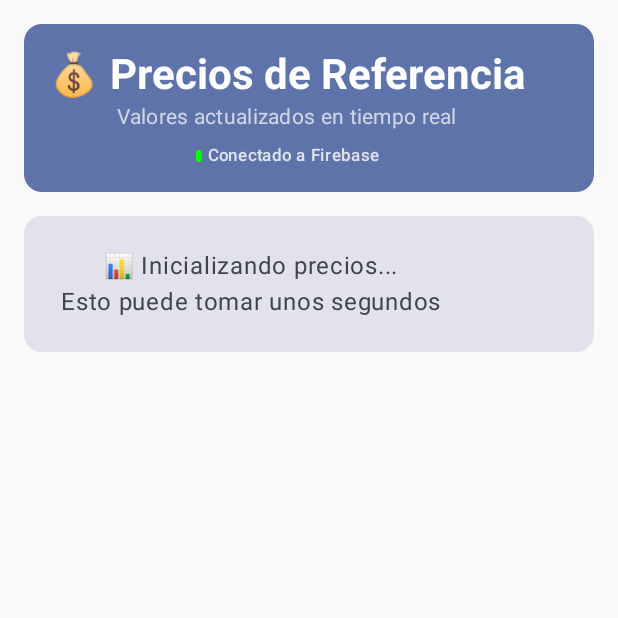
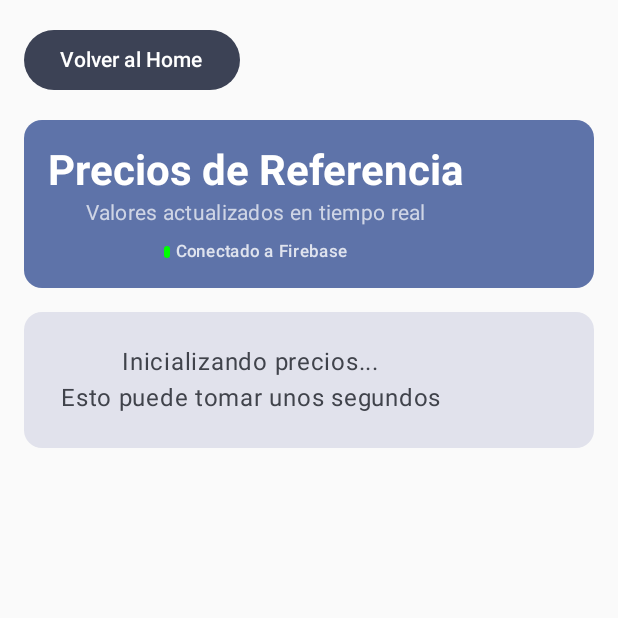
Before and after one commit to FranciscoDadone/LOAM_TP1, an Android app built with Jetpack Compose: the screen it shows after launch (MainActivity), after a tap on "Precios de Referencia", on a phone screen of 412 x 824 dp, the top half of it. Run offline under Robolectric (Android 15) with nearby library versions, the phone set to English and light mode, and no system bars; our stand-ins replace Firebase (no records; nobody signed in at launch, a user with empty details on screens opened directly).

Commit message:
Boton volver atras

```diff
--- a/app/src/main/java/com/loam/trabajopractico1loam/MainActivity.kt
+++ b/app/src/main/java/com/loam/trabajopractico1loam/MainActivity.kt
@@ -38,7 +38,9 @@
                         onNavigateToSection3 = { currentScreen = "section3" },
                         onNavigateToSection4 = { currentScreen = "section4" }
                     )
-                    "precios" -> PreciosReferenciaScreen()
+                    "precios" -> PreciosReferenciaScreen(
+                        onNavigateBack = { currentScreen = "home" }
+                    )
                     "demo" -> FirestoreDemo(db = db)
                 }
             }
--- a/app/src/main/java/com/loam/trabajopractico1loam/model/PrecioReferencia.kt
+++ b/app/src/main/java/com/loam/trabajopractico1loam/model/PrecioReferencia.kt
@@ -29,25 +29,25 @@
         displayName = "Metro Cuadrado de Construcción",
         unidad = "m²",
         descripcion = "Precio promedio por metro cuadrado de construcción",
-        icono = "🏗️"
+        icono = "MC"
     ),
     HONORARIOS_PROFESIONALES(
         displayName = "Honorarios Profesionales",
         unidad = "hora",
         descripcion = "Tarifa por hora de servicios profesionales",
-        icono = "👷"
+        icono = "HP"
     ),
     MATERIALES_BASICOS(
         displayName = "Materiales Básicos",
         unidad = "m³",
         descripcion = "Precio promedio de materiales básicos (cemento, arena, grava)",
-        icono = "🧱"
+        icono = "MB"
     ),
     MANO_OBRA_ESPECIALIZADA(
         displayName = "Mano de Obra Especializada",
         unidad = "día",
         descripcion = "Costo diario de mano de obra especializada",
-        icono = "⚡"
+        icono = "MO"
     )
 }
 
--- a/app/src/main/java/com/loam/trabajopractico1loam/ui/screens/PreciosReferenciaScreen.kt
+++ b/app/src/main/java/com/loam/trabajopractico1loam/ui/screens/PreciosReferenciaScreen.kt
@@ -26,6 +26,7 @@
 @OptIn(ExperimentalMaterial3Api::class)
 @Composable
 fun PreciosReferenciaScreen(
+    onNavigateBack: () -> Unit = {},
     viewModel: PreciosViewModel = viewModel()
 ) {
     val uiState by viewModel.uiState.collectAsState()
@@ -42,6 +43,22 @@
             .fillMaxSize()
             .padding(16.dp)
     ) {
+        // Botón de volver al home
+        Row(
+            modifier = Modifier
+                .fillMaxWidth()
+                .padding(bottom = 16.dp),
+            horizontalArrangement = Arrangement.Start
+        ) {
+            Button(
+                onClick = onNavigateBack,
+                colors = ButtonDefaults.buttonColors(
+                    containerColor = MaterialTheme.colorScheme.secondary
+                )
+            ) {
+                Text("Volver al Home")
+            }
+        }
         // Header
         Card(
             modifier = Modifier
@@ -56,7 +73,7 @@
                 horizontalAlignment = Alignment.CenterHorizontally
             ) {
                 Text(
-                    text = "💰 Precios de Referencia",
+                    text = "Precios de Referencia",
                     style = MaterialTheme.typography.headlineMedium,
                     color = MaterialTheme.colorScheme.onPrimaryContainer,
                     fontWeight = FontWeight.Bold
@@ -130,7 +147,7 @@
                             )
                         ) {
                             Text(
-                                text = "📊 Inicializando precios...\nEsto puede tomar unos segundos",
+                                text = "Inicializando precios...\nEsto puede tomar unos segundos",
                                 modifier = Modifier.padding(24.dp),
                                 style = MaterialTheme.typography.bodyLarge,
                                 textAlign = TextAlign.Center
@@ -152,7 +169,7 @@
                 )
             ) {
                 Text(
-                    text = "⚠️ $error",
+                    text = "Error: $error",
                     modifier = Modifier.padding(16.dp),
                     color = MaterialTheme.colorScheme.onErrorContainer
                 )
```
